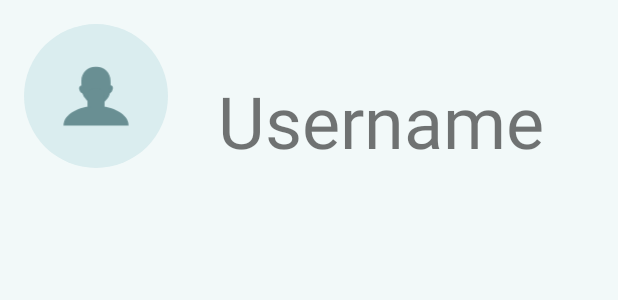
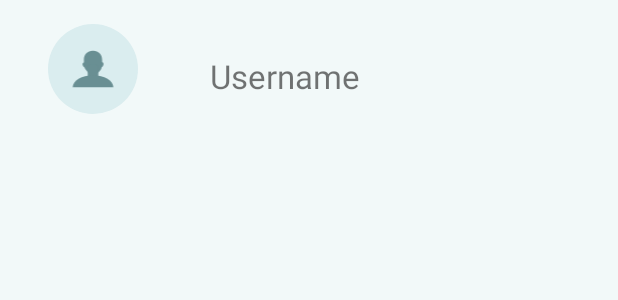
Before and after one commit to m6code/Jevloper, an Android app: the layout list_item.xml on its own in the app's theme, with its tools: preview values and no code run, on a phone screen of 412 x 824 dp. Shown: the top 300 px of the screen. Run offline under Robolectric (Android 15) with nearby library versions, the phone set to English and light mode, and no system bars; plain views replace FontTextView.

```diff
--- a/app/src/main/AndroidManifest.xml
+++ b/app/src/main/AndroidManifest.xml
@@ -1,6 +1,8 @@
 <?xml version="1.0" encoding="utf-8"?>
 <manifest xmlns:android="http://schemas.android.com/apk/res/android"
     package="com.m6code.jevloper" >
+
+    <uses-permission android:name="android.permission.INTERNET"/>
 
     <application
         android:allowBackup="true"
--- a/app/src/main/res/layout/list_item.xml
+++ b/app/src/main/res/layout/list_item.xml
@@ -14,22 +14,26 @@
 
     <ImageView
         android:id="@+id/profile_image_thumb"
-        android:layout_width="96dp"
-        android:layout_height="96dp"
+        android:layout_width="60dp"
+        android:layout_height="60dp"
+        android:layout_marginStart="16dp"
+        android:layout_marginEnd="16dp"
         android:background="@drawable/profile_circle"
         android:src="@drawable/ic_silhouette" />
 
     <de.morrox.fontinator.FontTextView
         android:id="@+id/tv_username"
         android:layout_width="0dp"
-        android:layout_height="96dp"
+        android:layout_height="60dp"
         android:layout_weight="1"
         app:font="Helvetica-Light.ttf"
-        android:gravity="center"
-        android:paddingTop="32dp"
-        app:letterSpace="1.2"
-        android:text="Username"
-        android:textSize="48sp"
+        android:paddingStart="32dp"
+        android:paddingEnd="32dp"
+        android:gravity="start"
+        android:paddingTop="20dp"
+        app:letterSpace="0.2"
+        tools:text="Username"
+        android:textSize="22sp"
         tools:ignore="MissingPrefix" />
 
 </LinearLayout>
```
Also changed, not shown: app/src/main/java/com/m6code/jevloper/MainActivity.java (+62 -11 lines), app/src/main/java/com/m6code/jevloper/QueryUtilities.java (added, +179 -0 lines).
